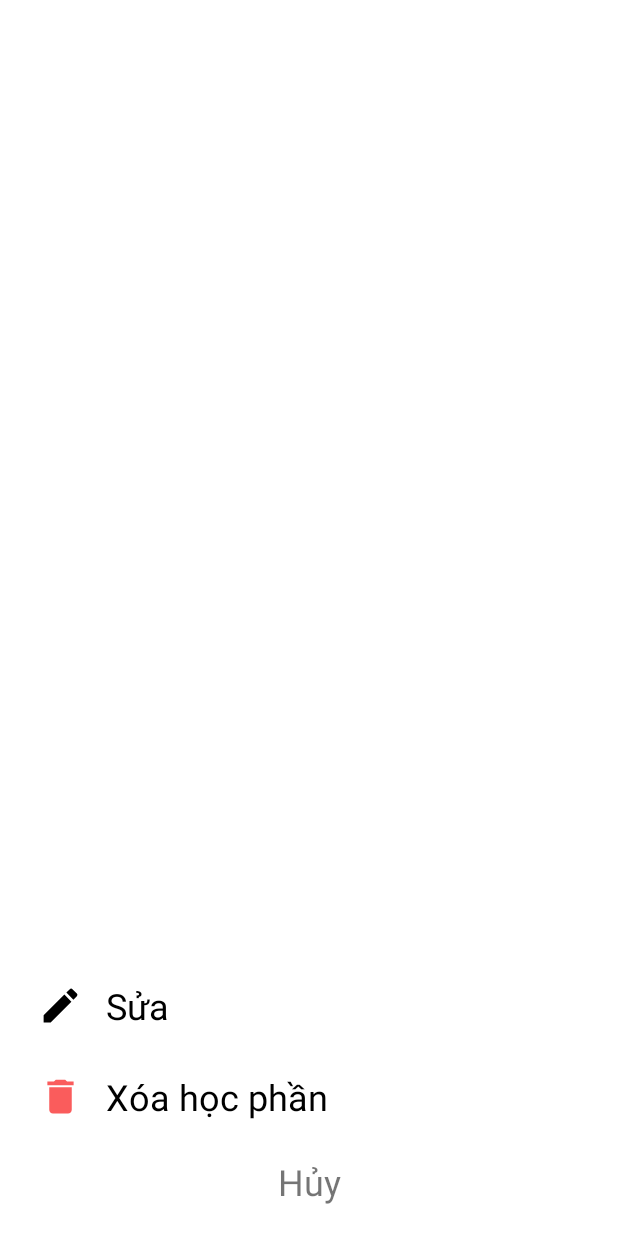
After one commit to limbanga/EnglishLearners, an Android app: the layout activity_topic_action.xml on its own in the app's theme, with its tools: preview values and no code run, on a phone screen of 412 x 824 dp. The commit adds this screen. Run offline under Robolectric (Android 15) with nearby library versions, the phone set to English and light mode, and no system bars.

Commit message:
add action bar

```diff
--- a/app/src/main/java/com/example/englishlearners/activity/MainActivity.kt
+++ b/app/src/main/java/com/example/englishlearners/activity/MainActivity.kt
@@ -1,5 +1,6 @@
 package com.example.englishlearners.activity
 
+import android.annotation.SuppressLint
 import android.content.Intent
 import android.os.Bundle
 import android.view.View
@@ -51,6 +52,7 @@ class MainActivity : AppCompatActivity() {
         }
     }
 
+    @SuppressLint("InflateParams")
     private fun openBottomDialog() {
         val bottomSheetDialog = BottomSheetDialog(this)
         val view: View = layoutInflater.inflate(R.layout.bottom_dialog_layout, null)
--- a/app/src/main/java/com/example/englishlearners/dialog/FolderDialog.kt
+++ b/app/src/main/java/com/example/englishlearners/dialog/FolderDialog.kt
@@ -1,5 +1,6 @@
 package com.example.englishlearners.dialog
 
+import android.annotation.SuppressLint
 import android.app.Dialog
 import android.content.Context
 import android.view.View
@@ -12,6 +13,7 @@ import com.example.englishlearners.R
 import com.google.firebase.database.ktx.database
 import com.google.firebase.ktx.Firebase
 
+@SuppressLint("InflateParams")
 class FolderDialog(context : Context): Dialog(context) {
     init {
         val view: View = layoutInflater.inflate(R.layout.add_folder_dialog_layout, null)
--- a/app/src/main/java/com/example/englishlearners/fragment/HomeFragment.kt
+++ b/app/src/main/java/com/example/englishlearners/fragment/HomeFragment.kt
@@ -71,7 +71,7 @@ class HomeFragment : Fragment() {
             }
 
             override fun onCancelled(error: DatabaseError) {
-                Log.e(AppConst.DEBUG_TAG, "Failed to read value.", error.toException())
+                Log.e(AppConst.DEBUG_TAG, "Failed to read value.${error.message}", error.toException())
             }
         })
 
--- /dev/null
+++ b/app/src/main/res/layout/activity_topic_action.xml
@@ -0,0 +1,66 @@
+<?xml version="1.0" encoding="utf-8"?>
+<LinearLayout xmlns:android="http://schemas.android.com/apk/res/android"
+    xmlns:app="http://schemas.android.com/apk/res-auto"
+    xmlns:tools="http://schemas.android.com/tools"
+    android:layout_width="match_parent"
+    android:layout_height="match_parent"
+    android:gravity="bottom"
+    android:orientation="vertical"
+    android:paddingHorizontal="10dp">
+
+    <LinearLayout
+        android:id="@+id/open_update_button"
+        android:layout_width="match_parent"
+        android:layout_height="wrap_content"
+        android:gravity="center_vertical">
+
+        <ImageView
+            android:layout_width="30dp"
+            android:layout_height="30dp"
+            android:layout_margin="15dp"
+            android:src="@drawable/baseline_edit_24" />
+
+        <TextView
+            android:layout_width="0dp"
+            android:layout_height="wrap_content"
+            android:layout_weight="1"
+            android:paddingVertical="10dp"
+            android:text="Sửa"
+            android:textColor="@color/black"
+            android:textSize="24sp" />
+    </LinearLayout>
+
+
+    <LinearLayout
+        android:id="@+id/delete_topic_button"
+        android:layout_width="match_parent"
+        android:layout_height="wrap_content"
+        android:gravity="center_vertical">
+
+        <ImageView
+            android:layout_width="30dp"
+            android:layout_height="30dp"
+            android:layout_margin="15dp"
+            android:src="@drawable/baseline_delete_24" />
+
+        <TextView
+            android:layout_width="0dp"
+            android:layout_height="wrap_content"
+            android:layout_weight="1"
+            android:paddingVertical="10dp"
+            android:text="Xóa học phần"
+            android:textColor="@color/black"
+            android:textSize="24sp" />
+    </LinearLayout>
+
+
+    <TextView
+        android:id="@+id/back_btn"
+        android:layout_width="match_parent"
+        android:layout_height="wrap_content"
+        android:layout_marginBottom="10dp"
+        android:paddingVertical="10dp"
+        android:text="Hủy"
+        android:textAlignment="center"
+        android:textSize="24sp" />
+</LinearLayout>
--- a/app/src/main/res/layout/activity_topic_detail.xml
+++ b/app/src/main/res/layout/activity_topic_detail.xml
@@ -36,10 +36,10 @@
                 android:textStyle="bold" />
 
             <ImageView
-                android:id="@+id/edit_btn"
+                android:id="@+id/open_menu_btn"
                 android:layout_width="30dp"
                 android:layout_height="30dp"
-                android:src="@drawable/baseline_edit_24" />
+                android:src="@drawable/menu" />
 
         </LinearLayout>
 
--- a/app/src/main/res/layout/item_vocabulary_view.xml
+++ b/app/src/main/res/layout/item_vocabulary_view.xml
@@ -38,6 +38,7 @@
                     android:textSize="22sp" />
 
                 <ImageView
+                    android:id="@+id/play_sound_image_view"
                     android:layout_width="30dp"
                     android:layout_height="30dp"
                     android:layout_marginHorizontal="10dp"
--- a/app/src/main/res/values/colors.xml
+++ b/app/src/main/res/values/colors.xml
@@ -14,5 +14,6 @@
 
     <color name="primary">@color/purple_500</color>
     <color name="light_grey">#97908F</color>
+    <color name="dark_grey">#494545</color>
 
 </resources>
```
Also changed, not shown: app/src/main/java/com/example/englishlearners/activity/TopicDetailActivity.kt (+97 -23 lines), app/src/main/res/layout/dialog_confirm.xml (added, +53 -0 lines), app/src/main/res/drawable/menu.png (added).
